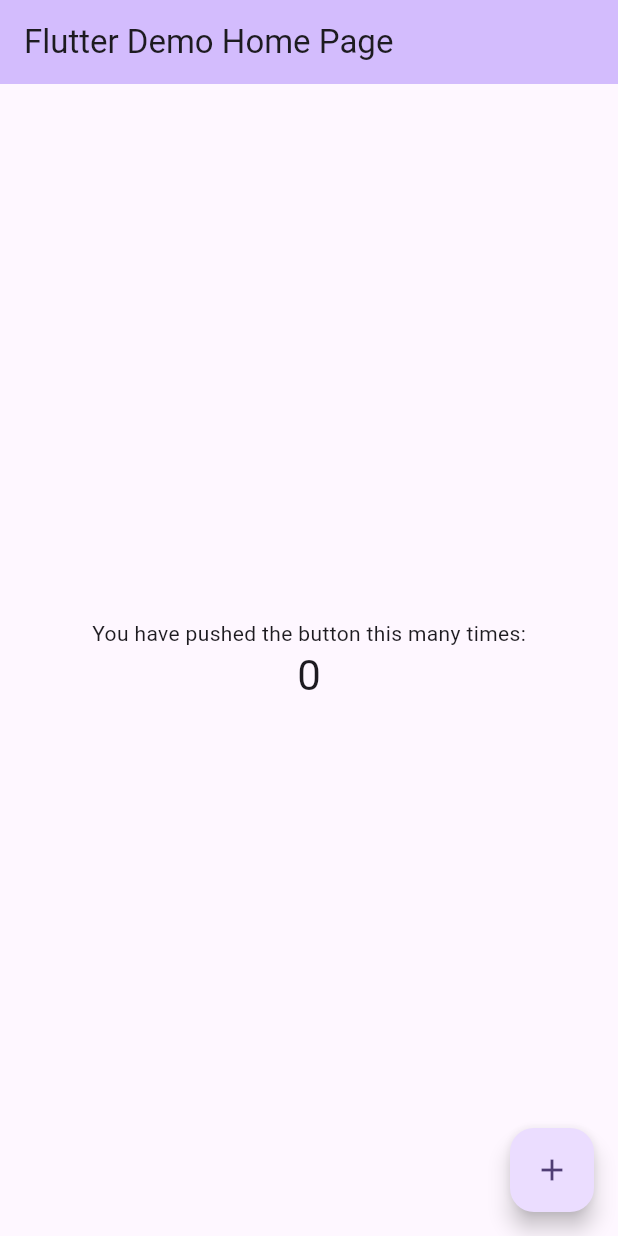
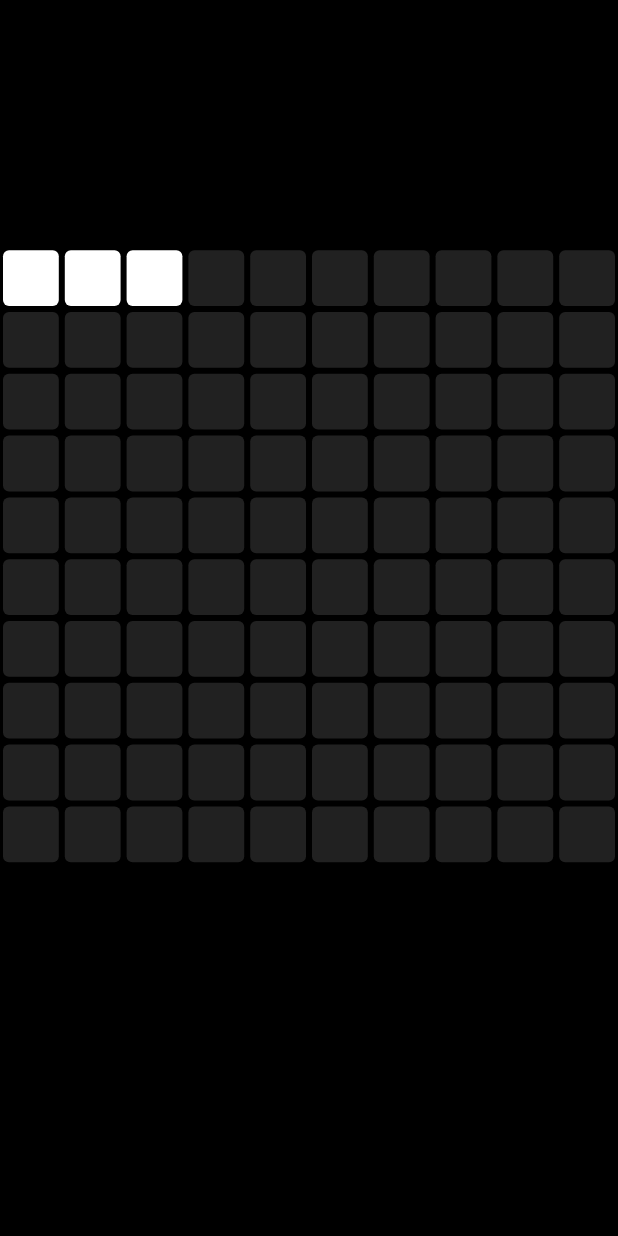
Before and after one commit to sam1rC/snake, a Flutter app: the screen it shows after launch, on a phone screen of 412 x 824 dp. Run offline on Flutter 3.47's test engine with Material 2 defaults, Android fonts, the phone set to English and light mode, and no system bars.

Commit message:
create gridview

```diff
--- /dev/null
+++ b/lib/blank_pixel.dart
@@ -0,0 +1,18 @@
+import 'package:flutter/material.dart';
+
+class BlankPixel extends StatelessWidget {
+  const BlankPixel({super.key});
+
+  @override
+  Widget build(BuildContext context) {
+    return Padding(
+      padding: const EdgeInsets.all(2.0),
+      child: Container(
+        decoration: BoxDecoration(
+          color: Colors.grey[900],
+          borderRadius: BorderRadius.circular(4),
+        ),
+      ),
+    );
+  }
+}
--- /dev/null
+++ b/lib/home_page.dart
@@ -0,0 +1,55 @@
+import 'package:flutter/material.dart';
+import 'package:snake/blank_pixel.dart';
+import 'package:snake/snake_pixel.dart';
+
+class HomePage extends StatefulWidget {
+  const HomePage({super.key});
+
+  @override
+  State<HomePage> createState() => _HomePageState();
+}
+
+class _HomePageState extends State<HomePage> {
+  //grid dimensions
+  int rowSize = 10;
+  int totalNumberOfSquares = 100;
+  //snake position
+  List<int> snakePos = [0, 1, 2];
+
+  @override
+  Widget build(BuildContext context) {
+    return Scaffold(
+      backgroundColor: Colors.black,
+      body: Column(
+        children: [
+          //high scores
+          Expanded(
+            child: Container(),
+          ),
+          //game grid
+          Expanded(
+            flex: 3,
+            child: GridView.builder(
+              itemCount: totalNumberOfSquares,
+              physics: const NeverScrollableScrollPhysics(),
+              gridDelegate: SliverGridDelegateWithFixedCrossAxisCount(
+                crossAxisCount: rowSize,
+              ),
+              itemBuilder: (BuildContext context, int index) {
+                if (snakePos.contains(index)) {
+                  return const SnakePixel();
+                } else {
+                  return BlankPixel();
+                }
+              },
+            ),
+          ),
+          //playbtn
+          Expanded(
+            child: Container(),
+          ),
+        ],
+      ),
+    );
+  }
+}
--- a/lib/main.dart
+++ b/lib/main.dart
@@ -1,4 +1,5 @@
 import 'package:flutter/material.dart';
+import 'package:snake/home_page.dart';
 
 void main() {
   runApp(const MyApp());
@@ -11,115 +12,9 @@ class MyApp extends StatelessWidget {
   @override
   Widget build(BuildContext context) {
     return MaterialApp(
-      title: 'Flutter Demo',
-      theme: ThemeData(
-        // This is the theme of your application.
-        //
-        // TRY THIS: Try running your application with "flutter run". You'll see
-        // the application has a blue toolbar. Then, without quitting the app,
-        // try changing the seedColor in the colorScheme below to Colors.green
-        // and then invoke "hot reload" (save your changes or press the "hot
-        // reload" button in a Flutter-supported IDE, or press "r" if you used
-        // the command line to start the app).
-        //
-        // Notice that the counter didn't reset back to zero; the application
-        // state is not lost during the reload. To reset the state, use hot
-        // restart instead.
-        //
-        // This works for code too, not just values: Most code changes can be
-        // tested with just a hot reload.
-        colorScheme: ColorScheme.fromSeed(seedColor: Colors.deepPurple),
-        useMaterial3: true,
-      ),
-      home: const MyHomePage(title: 'Flutter Demo Home Page'),
-    );
+        debugShowCheckedModeBanner: false,
+        title: 'Flutter Demo',
+        theme: ThemeData(brightness: Brightness.dark),
+        home: HomePage());
   }
 }
-
-class MyHomePage extends StatefulWidget {
-  const MyHomePage({super.key, required this.title});
-
-  // This widget is the home page of your application. It is stateful, meaning
-  // that it has a State object (defined below) that contains fields that affect
-  // how it looks.
-
-  // This class is the configuration for the state. It holds the values (in this
-  // case the title) provided by the parent (in this case the App widget) and
-  // used by the build method of the State. Fields in a Widget subclass are
-  // always marked "final".
-
-  final String title;
-
-  @override
-  State<MyHomePage> createState() => _MyHomePageState();
-}
-
-class _MyHomePageState extends State<MyHomePage> {
-  int _counter = 0;
-
-  void _incrementCounter() {
-    setState(() {
-      // This call to setState tells the Flutter framework that something has
-      // changed in this State, which causes it to rerun the build method below
-      // so that the display can reflect the updated values. If we changed
-      // _counter without calling setState(), then the build method would not be
-      // called again, and so nothing would appear to happen.
-      _counter++;
-    });
-  }
-
-  @override
-  Widget build(BuildContext context) {
-    // This method is rerun every time setState is called, for instance as done
-    // by the _incrementCounter method above.
-    //
-    // The Flutter framework has been optimized to make rerunning build methods
-    // fast, so that you can just rebuild anything that needs updating rather
-    // than having to individually change instances of widgets.
-    return Scaffold(
-      appBar: AppBar(
-        // TRY THIS: Try changing the color here to a specific color (to
-        // Colors.amber, perhaps?) and trigger a hot reload to see the AppBar
-        // change color while the other colors stay the same.
-        backgroundColor: Theme.of(context).colorScheme.inversePrimary,
-        // Here we take the value from the MyHomePage object that was created by
-        // the App.build method, and use it to set our appbar title.
-        title: Text(widget.title),
-      ),
-      body: Center(
-        // Center is a layout widget. It takes a single child and positions it
-        // in the middle of the parent.
-        child: Column(
-          // Column is also a layout widget. It takes a list of children and
-          // arranges them vertically. By default, it sizes itself to fit its
-          // children horizontally, and tries to be as tall as its parent.
-          //
-          // Column has various properties to control how it sizes itself and
-          // how it positions its children. Here we use mainAxisAlignment to
-          // center the children vertically; the main axis here is the vertical
-          // axis because Columns are vertical (the cross axis would be
-          // horizontal).
-          //
-          // TRY THIS: Invoke "debug painting" (choose the "Toggle Debug Paint"
-          // action in the IDE, or press "p" in the console), to see the
-          // wireframe for each widget.
-          mainAxisAlignment: MainAxisAlignment.center,
-          children: <Widget>[
-            const Text(
-              'You have pushed the button this many times:',
-            ),
-            Text(
-              '$_counter',
-              style: Theme.of(context).textTheme.headlineMedium,
-            ),
-          ],
-        ),
-      ),
-      floatingActionButton: FloatingActionButton(
-        onPressed: _incrementCounter,
-        tooltip: 'Increment',
-        child: const Icon(Icons.add),
-      ), // This trailing comma makes auto-formatting nicer for build methods.
-    );
-  }
-}
--- /dev/null
+++ b/lib/snake_pixel.dart
@@ -0,0 +1,18 @@
+import 'package:flutter/material.dart';
+
+class SnakePixel extends StatelessWidget {
+  const SnakePixel({super.key});
+
+  @override
+  Widget build(BuildContext context) {
+    return Padding(
+      padding: const EdgeInsets.all(2.0),
+      child: Container(
+        decoration: BoxDecoration(
+          color: Colors.white,
+          borderRadius: BorderRadius.circular(4),
+        ),
+      ),
+    );
+  }
+}
```
Also changed, not shown: 139 other files.
